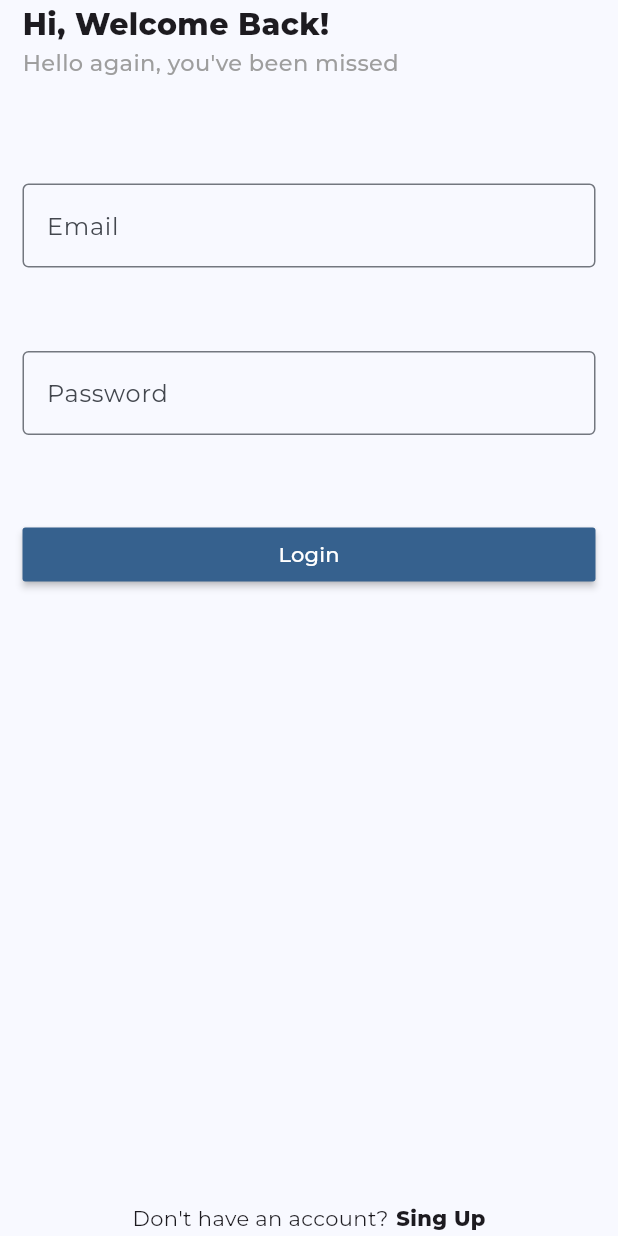
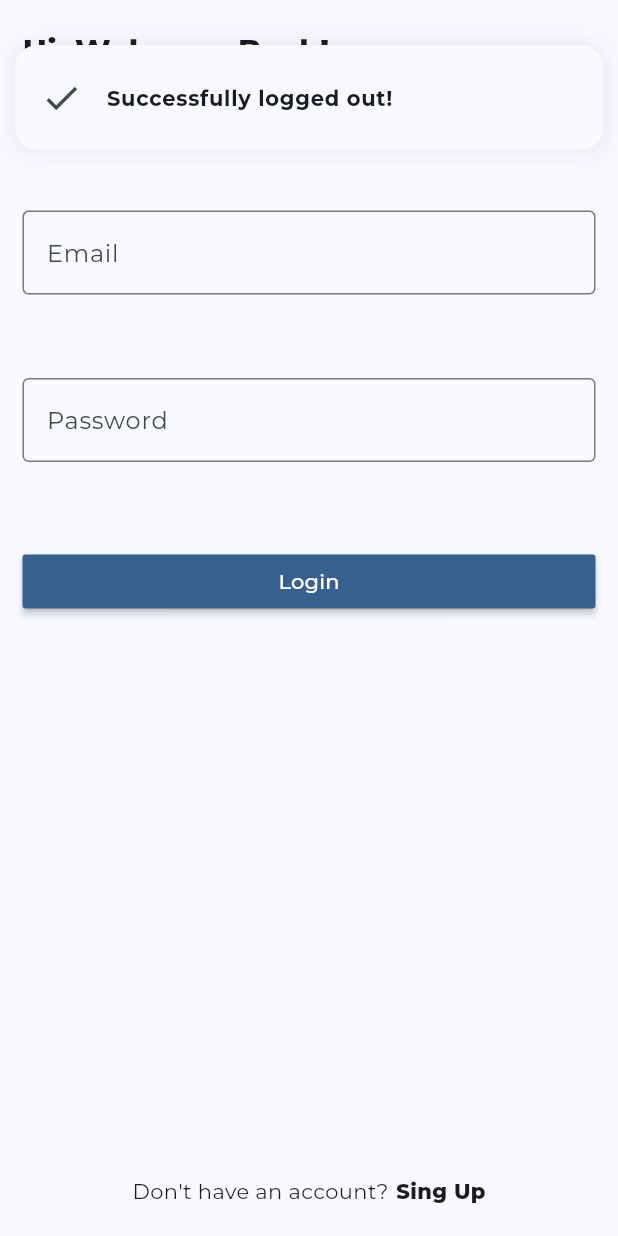
Before and after one commit to ViniMateusPR/chat-app, a Flutter app: the HomePage screen opened by its route, after a tap on the "logout" icon, on a phone screen of 412 x 824 dp. Run offline on Flutter 3.47's test engine with Material 3 defaults, Android fonts, the phone set to English and light mode, and no system bars; drawn by our look-alikes of delightful_toast; our stand-ins replace cloud_firestore, firebase_auth, firebase_core, firebase_storage, get_it, google_fonts and 1 more; accounts and stored records are empty; network calls fail.

```diff
--- a/lib/pages/home_page.dart
+++ b/lib/pages/home_page.dart
@@ -1,3 +1,4 @@
+import 'package:chat_app/services/alert_service.dart';
 import 'package:chat_app/services/auth_service.dart';
 import 'package:chat_app/services/navigation_service.dart';
 import 'package:flutter/material.dart';
@@ -15,12 +16,14 @@ class _HomePageState extends State<HomePage> {
 
   late AuthService _authService;
   late NavigationService _navigationService;
+  late AlertService _alertService;
 
   @override
   void initState() {
     super.initState();
     _authService = _getIt.get<AuthService>();
     _navigationService = _getIt.get<NavigationService>();
+    _alertService = _getIt.get<AlertService>();
   }
 
   @override
@@ -35,6 +38,10 @@ class _HomePageState extends State<HomePage> {
               onPressed: () async {
                 bool result = await _authService.logout();
                 if(result) {
+                  _alertService.showToast(
+                      text: "Successfully logged out!",
+                      icon: Icons.check,
+                  );
                   _navigationService.pushReplacementNamed("/login");
                 }
               },
--- a/lib/pages/login_page.dart
+++ b/lib/pages/login_page.dart
@@ -1,5 +1,6 @@
 import 'dart:ui';
 import 'package:chat_app/consts.dart';
+import 'package:chat_app/services/alert_service.dart';
 import 'package:chat_app/services/auth_service.dart';
 import 'package:chat_app/services/navigation_service.dart';
 import 'package:chat_app/widgets/custom_form_field.dart';
@@ -7,6 +8,7 @@ import 'package:flutter/cupertino.dart';
 import 'package:flutter/material.dart';
 import 'package:flutter/painting.dart';
 import 'package:flutter/rendering.dart';
+import 'package:flutter/widgets.dart';
 import 'package:get_it/get_it.dart';
 
 
@@ -23,6 +25,8 @@ class _LoginPageState extends State<LoginPage> {
 
   late AuthService _authService;
   late NavigationService _navigationService;
+  late AlertService _alertService;
+
   String? email, password;
 
   @override
@@ -30,6 +34,7 @@ class _LoginPageState extends State<LoginPage> {
     super.initState();
     _authService = _getIt.get<AuthService>();
     _navigationService = _getIt.get<NavigationService>();
+    _alertService = _getIt.get<AlertService>();
   }
 
   @override
@@ -43,7 +48,7 @@ class _LoginPageState extends State<LoginPage> {
   Widget _buildUI() {
     return SafeArea(
       child: Padding(
-        padding: const EdgeInsets.symmetric(horizontal: 15.0, vertical: 2.0),
+        padding: const EdgeInsets.symmetric(horizontal: 15.0, vertical: 20.0),
         child: Column(
           children: [_headerText(), _loginForm(), _createAnAccountLink()],
         ),
@@ -127,7 +132,8 @@ class _LoginPageState extends State<LoginPage> {
              if(result) {
                 _navigationService.pushReplacementNamed("/home");
              } else {
-
+                _alertService.showToast(text: "Failed to login, Please try again!",
+                icon: Icons.error);
              }
           }
         },
@@ -141,21 +147,26 @@ class _LoginPageState extends State<LoginPage> {
   }
 
   Widget _createAnAccountLink() {
-    return const Expanded(child: Row(
+    return Expanded(child: Row(
       mainAxisSize: MainAxisSize.max,
       mainAxisAlignment: MainAxisAlignment.center,
       crossAxisAlignment: CrossAxisAlignment.end,
       children: [
-        Text(
+        const Text(
           "Don't have an account?",
         ),
-        SizedBox(
+        const SizedBox(
           width: 5,
         ),
-        Text(
-          "Sing Up",
-          style: TextStyle(
-            fontWeight: FontWeight.w800
+        GestureDetector(
+          onTap: () {
+            _navigationService.pushNamed("/register");
+          },
+          child: const Text(
+            "Sing Up",
+            style: TextStyle(
+              fontWeight: FontWeight.w800
+            ),
           ),
         ),
       ],
--- /dev/null
+++ b/lib/services/alert_service.dart
@@ -0,0 +1,43 @@
+import 'package:chat_app/services/navigation_service.dart';
+import 'package:delightful_toast/delight_toast.dart';
+import 'package:delightful_toast/toast/utils/enums.dart';
+import 'package:delightful_toast/toast/components/toast_card.dart';
+import 'package:flutter/material.dart';
+import 'package:get_it/get_it.dart';
+
+class AlertService {
+  final GetIt _getIt = GetIt.instance;
+
+  late NavigationService _navigationService;
+
+  AlertService() {
+    _navigationService = _getIt.get<NavigationService>();
+  }
+
+  void showToast({
+    required String text,
+    IconData icon = Icons.info,
+  }) {
+    try {
+      DelightToastBar(
+          autoDismiss: true,
+          position: DelightSnackbarPosition.top,
+          builder: (context) {
+            return ToastCard(
+              leading: Icon(
+                icon,
+                size: 28,
+              ),
+              title: Text(
+                text,
+                style:
+                    const TextStyle(fontWeight: FontWeight.w700, fontSize: 14),
+              ),
+            );
+          }
+          ).show(_navigationService.navigatorKey!.currentContext!);
+    } catch (e) {
+      print(e);
+    }
+  }
+}
--- a/lib/services/navigation_service.dart
+++ b/lib/services/navigation_service.dart
@@ -1,5 +1,6 @@
 import 'package:chat_app/pages/home_page.dart';
 import 'package:chat_app/pages/login_page.dart';
+import 'package:chat_app/pages/register_page.dart';
 import 'package:flutter/material.dart';
 
 class NavigationService {
@@ -7,6 +8,7 @@ class NavigationService {
 
   final Map<String, Widget Function(BuildContext)> _routes = {
     "/login": (context) => LoginPage(),
+    "/register": (context) => RegisterPage(),
     "/home": (context) => HomePage(),
   };
 
```
Also changed, not shown: lib/models/user_profile.dart (added, +27 -0 lines), lib/pages/register_page.dart (added, +258 -0 lines), lib/services/auth_service.dart (+13 -0 lines), lib/services/database_service.dart (added, +26 -0 lines), lib/services/media_service.dart (added, +19 -0 lines), lib/services/storage_service.dart (added, +26 -0 lines), lib/utils.dart (+20 -0 lines).
